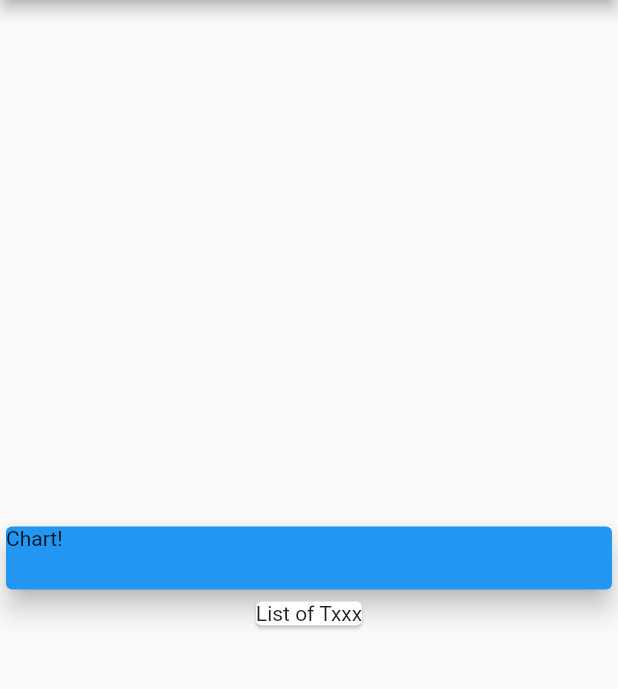
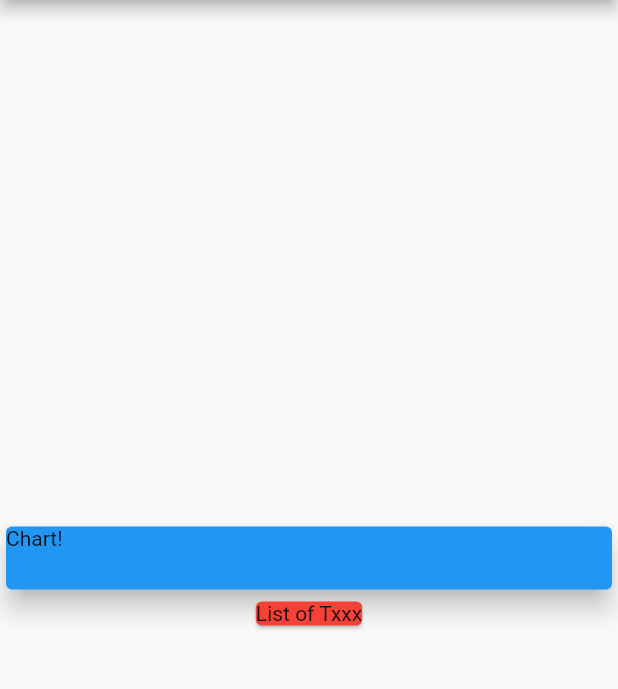
Before and after one commit to tanim913/personal_expenses_app, a Flutter app: the screen it shows after launch, on a phone screen of 412 x 824 dp, the part 84-773 px from its top. Run offline on Flutter 3.47's test engine with Material 2 defaults, Android fonts, the phone set to English and light mode, and no system bars.

Commit message:
Update main.dart

```diff
--- a/lib/main.dart
+++ b/lib/main.dart
@@ -31,7 +31,7 @@ class MyHomePage extends StatelessWidget {
               elevation: 7,
             ),
           ),
-          Card(child: Text('List of Txxx')),
+          Card(color: Colors.red, child: Text('List of Txxx')),
         ],
       ),
     );
```
